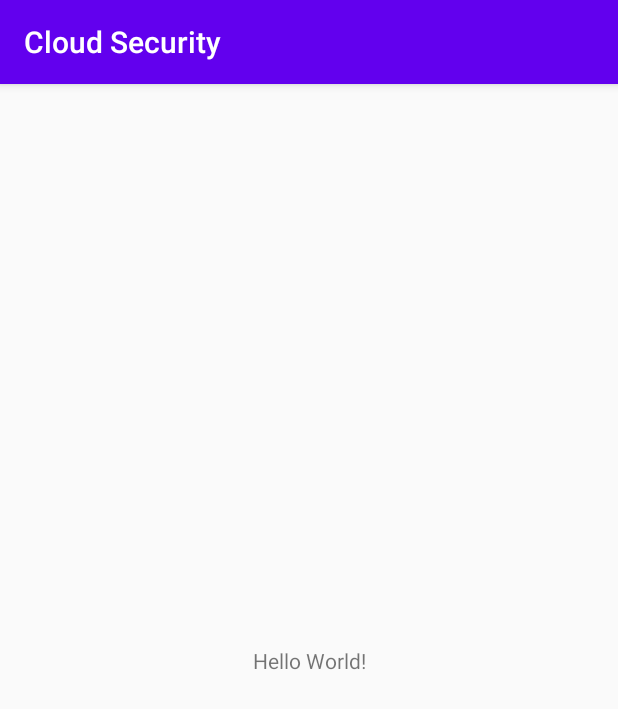
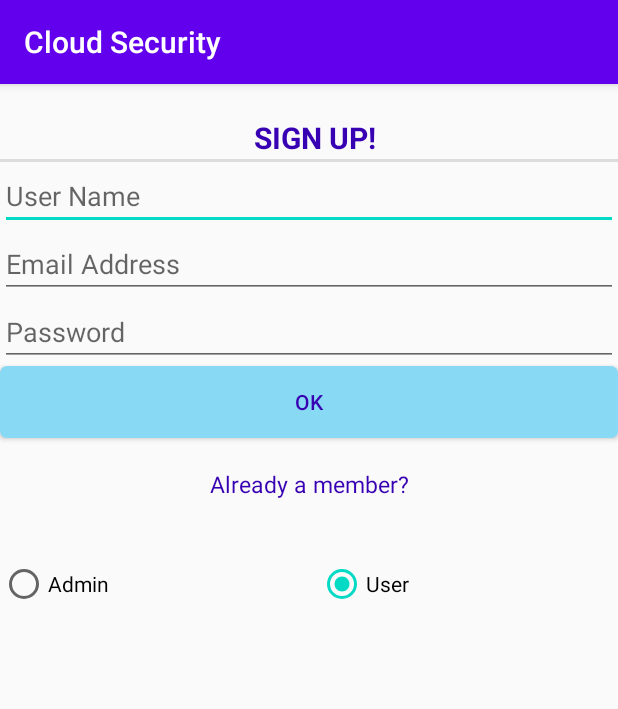
Before and after one commit to babarshamsi/CloudSecuritySeimSolution, an Android app: the screen it shows after launch (MainActivity before the commit, SignUpActivity after it), on a phone screen of 412 x 824 dp. Shown: the top 709 px of the screen. Run offline under Robolectric (Android 15) with nearby library versions, the phone set to English and light mode, and no system bars; our stand-ins replace Firebase (no records; nobody signed in at launch, a user with empty details on screens opened directly).

Commit message:
Firebase initial setup done, user auth completed, started working on screenshot service

```diff
--- a/app/src/main/java/com/example/cloudsecurity/MainActivity.kt
+++ /dev/null
@@ -1,11 +0,0 @@
-package com.example.cloudsecurity
-
-import androidx.appcompat.app.AppCompatActivity
-import android.os.Bundle
-
-class MainActivity : AppCompatActivity() {
-    override fun onCreate(savedInstanceState: Bundle?) {
-        super.onCreate(savedInstanceState)
-        setContentView(R.layout.activity_main)
-    }
-}
--- /dev/null
+++ b/app/src/main/java/com/example/cloudsecurity/SignUpActivity.java
@@ -0,0 +1,145 @@
+package com.example.cloudsecurity;
+
+import android.annotation.SuppressLint;
+import android.content.Intent;
+import android.os.Bundle;
+import android.text.TextUtils;
+import android.view.View;
+import android.widget.Button;
+import android.widget.EditText;
+import android.widget.RadioButton;
+import android.widget.RadioGroup;
+import android.widget.Toast;
+
+import androidx.annotation.NonNull;
+import androidx.appcompat.app.AppCompatActivity;
+
+import com.example.Utils.GenericUtils;
+import com.example.models.User;
+import com.google.android.gms.tasks.OnCompleteListener;
+import com.google.android.gms.tasks.OnFailureListener;
+import com.google.android.gms.tasks.OnSuccessListener;
+import com.google.android.gms.tasks.Task;
+import com.google.firebase.FirebaseApp;
+import com.google.firebase.auth.AuthResult;
+import com.google.firebase.auth.FirebaseAuth;
+import com.google.firebase.database.DatabaseReference;
+import com.google.firebase.database.FirebaseDatabase;
+
+public class SignUpActivity extends AppCompatActivity {
+
+    EditText SignUpMail, SignUpPass, UserName;
+    Button SignUpButton;
+    private FirebaseAuth auth;
+    private DatabaseReference mDatabase;
+    RadioGroup roles;
+    RadioButton admin, user;
+
+
+    @SuppressLint("WrongViewCast")
+    @Override
+    protected void onCreate(Bundle savedInstanceState) {
+        super.onCreate(savedInstanceState);
+        setContentView(R.layout.activity_signup);
+
+        SignUpMail = findViewById(R.id.SignUpMail);
+        SignUpPass = findViewById(R.id.SignUpPass);
+        UserName = findViewById(R.id.UserName);
+        roles = findViewById(R.id.roles);
+        user = findViewById(R.id.user);
+        admin = findViewById(R.id.admin);
+        auth = FirebaseAuth.getInstance();
+        SignUpButton = (Button) findViewById(R.id.SignUpButton);
+        mDatabase = FirebaseDatabase.getInstance().getReferenceFromUrl("https://cloud-security-siem-solution-default-rtdb.firebaseio.com/");
+
+        SignUpButton.setOnClickListener(new View.OnClickListener() {
+
+            public void onClick(View v) {
+                final String email = SignUpMail.getText().toString();
+                String pass = SignUpPass.getText().toString();
+                final String userName = UserName.getText().toString();
+                checkForRolesSelection();
+                final String userRole = checkForRolesSelection();
+
+                if (!GenericUtils.Companion.isInternetAvailable(SignUpActivity.this)) {
+                    Toast.makeText(getApplicationContext(), "Check Your Internet First", Toast.LENGTH_LONG).show();
+                    return;
+                }
+
+                if (TextUtils.isEmpty(userName)) {
+                    Toast.makeText(getApplicationContext(), "Please enter your User Name", Toast.LENGTH_LONG).show();
+                    return;
+                }
+
+                if (TextUtils.isEmpty(email)) {
+                    Toast.makeText(getApplicationContext(), "Please enter your E-mail address", Toast.LENGTH_LONG).show();
+                    return;
+                }
+                if (TextUtils.isEmpty(pass)) {
+                    Toast.makeText(getApplicationContext(), "Please enter your Password", Toast.LENGTH_LONG).show();
+                }
+                if (pass.length() == 0) {
+                    Toast.makeText(getApplicationContext(), "Please enter your Password", Toast.LENGTH_LONG).show();
+                }
+                if (pass.length() < 8) {
+                    Toast.makeText(getApplicationContext(), "Password must be more than 8 digit", Toast.LENGTH_LONG).show();
+                } else {
+                    auth.createUserWithEmailAndPassword(email, pass)
+                            .addOnCompleteListener(SignUpActivity.this, new OnCompleteListener<AuthResult>() {
+                                public void onComplete(@NonNull Task<AuthResult> task) {
+                                    if (task.getException() != null && task.getException().getMessage() != null) {
+                                        if (task.getException().getMessage().equals("The email address is already in use by another account."))
+                                            Toast.makeText(SignUpActivity.this, "User already exists", Toast.LENGTH_SHORT).show();
+                                        return;
+                                    }
+                                    if (!task.isSuccessful()) {
+                                        Toast.makeText(SignUpActivity.this, "ERROR", Toast.LENGTH_LONG).show();
+                                    } else {
+                                        writeNewUser(task.getResult().getUser().getUid(), userName, email, userRole);
+                                        Toast.makeText(SignUpActivity.this, "Your User has been Created", Toast.LENGTH_LONG).show();
+                                        startActivity(new Intent(SignUpActivity.this, SignInActivity.class));
+                                        finish();
+                                    }
+                                }
+                            });
+                }
+            }
+        });
+    }
+
+    private String checkForRolesSelection() {
+        int selectedId = roles.getCheckedRadioButtonId();
+
+        // find which radioButton is checked by id
+        if (selectedId == user.getId()) {
+            return user.getText().toString();
+        } else {
+            return user.getText().toString();
+        }
+    }
+
+    public void navigate_sign_in(View v) {
+        Intent inent = new Intent(this, SignInActivity.class);
+        startActivity(inent);
+        finish();
+    }
+
+    public void writeNewUser(String userId, String name, String email, String userRole) {
+        User user = new User(name, email, userRole);
+
+        mDatabase.child("users").child(userId).setValue(user)
+                .addOnSuccessListener(new OnSuccessListener<Void>() {
+                    @Override
+                    public void onSuccess(Void aVoid) {
+                        Toast.makeText(getApplicationContext(), "Write Successful", Toast.LENGTH_SHORT).show();
+                    }
+                })
+                .addOnFailureListener(new OnFailureListener() {
+                    @Override
+                    public void onFailure(@NonNull Exception e) {
+                        Toast.makeText(getApplicationContext(), "Write Failure", Toast.LENGTH_SHORT).show();
+
+                    }
+                });
+    }
+}
--- /dev/null
+++ b/app/src/main/java/com/example/cloudsecurity/SplashActivity.kt
@@ -0,0 +1,36 @@
+package com.example.cloudsecurity
+
+import android.content.Intent
+import android.os.Bundle
+import androidx.appcompat.app.AppCompatActivity
+import com.google.firebase.FirebaseApp
+import com.google.firebase.auth.FirebaseAuth
+import com.google.firebase.auth.FirebaseAuth.AuthStateListener
+
+
+class SplashActivity : AppCompatActivity() {
+    override fun onCreate(savedInstanceState: Bundle?) {
+        super.onCreate(savedInstanceState)
+        setContentView(R.layout.activity_splash)
+
+        FirebaseApp.initializeApp(this)
+        //Check current user
+        val firebaseAuth = FirebaseAuth.getInstance()
+        firebaseAuth.addAuthStateListener(authStateListener)
+    }
+
+    var authStateListener =
+        AuthStateListener { firebaseAuth ->
+            val firebaseUser = firebaseAuth.currentUser
+            if (firebaseUser == null) {
+                val intent = Intent(this@SplashActivity, SignUpActivity::class.java)
+                startActivity(intent)
+                finish()
+            }
+            if (firebaseUser != null) {
+                val intent = Intent(this@SplashActivity, HomeActivityForUser::class.java)
+                startActivity(intent)
+                finish()
+            }
+        }
+}
--- /dev/null
+++ b/app/src/main/res/drawable/custom_button.xml
@@ -0,0 +1,37 @@
+<?xml version="1.0" encoding="utf-8"?>
+<selector xmlns:android="http://schemas.android.com/apk/res/android">
+    <item android:state_pressed="true" >
+        <shape>
+            <solid
+                android:color="#88D9F3" />
+            <stroke
+                android:width="1dp"
+                android:color="#88D9F3" />
+            <corners
+                android:radius="3dp" />
+            <padding
+                android:left="10dp"
+                android:top="10dp"
+                android:right="10dp"
+                android:bottom="10dp" />
+        </shape>
+    </item>
+    <item>
+        <shape>
+            <gradient
+                android:startColor="#88D9F3"
+                android:endColor="#88D9F3"
+                android:angle="270" />
+            <stroke
+                android:width="1dp"
+                android:color="#88D9F3" />
+            <corners
+                android:radius="4dp" />
+            <padding
+                android:left="10dp"
+                android:top="10dp"
+                android:right="10dp"
+                android:bottom="10dp" />
+        </shape>
+    </item>
+</selector>
--- /dev/null
+++ b/app/src/main/res/layout/activity_signup.xml
@@ -0,0 +1,62 @@
+<ScrollView xmlns:android="http://schemas.android.com/apk/res/android"
+    android:layout_width="match_parent"
+    android:layout_height="match_parent">
+    <TableLayout
+        android:layout_width="match_parent"
+        android:layout_height="wrap_content"
+        android:stretchColumns="1">
+        <TextView
+            android:id="@+id/sign_up_TextView"
+            android:textSize="20sp"
+            android:layout_width="wrap_content"
+            android:layout_height="wrap_content"
+            android:layout_gravity="center_horizontal"
+            android:layout_marginTop="20dp"
+            android:text="@string/sign_up"
+            android:clickable="true"
+            android:gravity="center"
+            android:textColor="@color/colorPrimaryDark"
+            style="?android:attr/listSeparatorTextViewStyle"/>
+        <EditText
+            android:id="@+id/UserName"
+            android:layout_height="wrap_content"
+            android:layout_width="match_parent"
+            android:hint="@string/user_name"
+            android:inputType="text"/>
+        <EditText
+            android:id="@+id/SignUpMail"
+            android:layout_height="wrap_content"
+            android:layout_width="match_parent"
+            android:hint="@string/mail_address"
+            android:inputType="textEmailAddress"/>
+        <EditText
+            android:id="@+id/SignUpPass"
+            android:layout_height="wrap_content"
+            android:layout_width="match_parent"
+            android:hint="@string/password"
+            android:inputType="textPassword"/>
+        <Button
+            android:id="@+id/SignUpButton"
+            android:layout_width="match_parent"
+            android:layout_height="wrap_content"
+            android:text="@string/ok"
+            android:background="@drawable/custom_button"
+            android:textColor="@color/colorPrimaryDark"/>
+        <TextView
+            android:id="@+id/AlreadyMember"
+            android:textSize="15sp"
+            android:layout_width="wrap_content"
+            android:layout_height="wrap_content"
+            android:layout_gravity="center_horizontal"
+            android:layout_marginTop="20dp"
+            android:text="@string/already_a_member"
+            android:onClick="navigate_sign_in"
+            android:clickable="true"
+            android:gravity="center"
+            android:textColor="@color/colorPrimaryDark"/>
+
+        <include layout="@layout/roles_common_view"/>
+
+
+    </TableLayout>
+</ScrollView>
--- a/app/src/main/res/layout/activity_main.xml
+++ b/app/src/main/res/layout/activity_splash.xml
@@ -4,7 +4,7 @@
     xmlns:tools="http://schemas.android.com/tools"
     android:layout_width="match_parent"
     android:layout_height="match_parent"
-    tools:context=".MainActivity">
+    tools:context=".SplashActivity">
 
     <TextView
         android:layout_width="wrap_content"
--- /dev/null
+++ b/app/src/main/res/layout/roles_common_view.xml
@@ -0,0 +1,31 @@
+<?xml version="1.0" encoding="utf-8"?>
+<LinearLayout
+    xmlns:android="http://schemas.android.com/apk/res/android" android:layout_width="match_parent"
+    android:layout_height="match_parent"
+    android:orientation="vertical">
+
+    <RadioGroup
+        android:id="@+id/roles"
+        android:layout_width="match_parent"
+        android:layout_height="50dp"
+        android:layout_marginTop="40dp"
+        android:orientation="horizontal">
+
+        <RadioButton
+            android:id="@+id/admin"
+            android:layout_width="wrap_content"
+            android:layout_height="wrap_content"
+            android:layout_weight="1"
+            android:text="Admin"/>
+
+        <RadioButton
+            android:id="@+id/user"
+            android:layout_width="wrap_content"
+            android:layout_height="wrap_content"
+            android:layout_weight="1"
+            android:checked="true"
+            android:text="User"/>
+
+    </RadioGroup>
+
+</LinearLayout>
--- a/app/src/main/res/values/strings.xml
+++ b/app/src/main/res/values/strings.xml
@@ -1,3 +1,25 @@
 <resources>
     <string name="app_name">Cloud Security</string>
+    <string name="sign_up">SIGN UP!</string>
+    <string name="user_name">User Name</string>
+    <string name="mail_address">Email Address</string>
+    <string name="password">Password</string>
+    <string name="ok">OK</string>
+    <string name="already_a_member">Already a member?</string>
+    <string name="sign_in">SIGN IN!</string>
+    <string name="forget_your_password">Forget your password?</string>
+    <string name="reset_my_password">RESET MY PASSWORD</string>
+    <string name="create_profile">CREATE PROFILE</string>
+    <string name="name">Name:</string>
+    <string name="enter_your_name">Enter your name</string>
+    <string name="surname">Surname:</string>
+    <string name="enter_your_surname">Enter your surname</string>
+    <string name="phone_number">Phone Number:</string>
+    <string name="enter_your_phone_number">Enter your phone number</string>
+    <string name="e_mail">E-mail:</string>
+    <string name="email_address">Email Address</string>
+    <string name="profile">Profile</string>
+    <string name="dies">###</string>
+    <string name="log_out">Log Out</string>
+
 </resources>
--- a/build.gradle
+++ b/build.gradle
@@ -8,6 +8,9 @@ buildscript {
 	dependencies {
 		classpath "com.android.tools.build:gradle:4.0.0"
 		classpath "org.jetbrains.kotlin:kotlin-gradle-plugin:$kotlin_version"
+
+		classpath 'com.android.tools.build:gradle:3.3.2'
+		classpath 'com.google.gms:google-services:4.3.5'
 
 		// NOTE: Do not place your application dependencies here; they belong
 		// in the individual module build.gradle files
```
Also changed, not shown: app/build.gradle (+17 -0 lines), app/src/main/AndroidManifest.xml (+14 -1 lines), app/src/main/java/com/example/Utils/GenericUtils.kt (added, +44 -0 lines), app/src/main/java/com/example/cloudsecurity/HomeActivityForUser.kt (added, +24 -0 lines), app/src/main/java/com/example/cloudsecurity/SignInActivity.java (added, +149 -0 lines), app/src/main/java/com/example/models/User.kt (added, +9 -0 lines), app/src/main/java/com/example/service/ScreenShotService.java (added, +13 -0 lines), app/src/main/res/layout/activity_home.xml (added, +32 -0 lines), app/src/main/res/layout/activity_signin.xml (added, +71 -0 lines), 1 other file.
